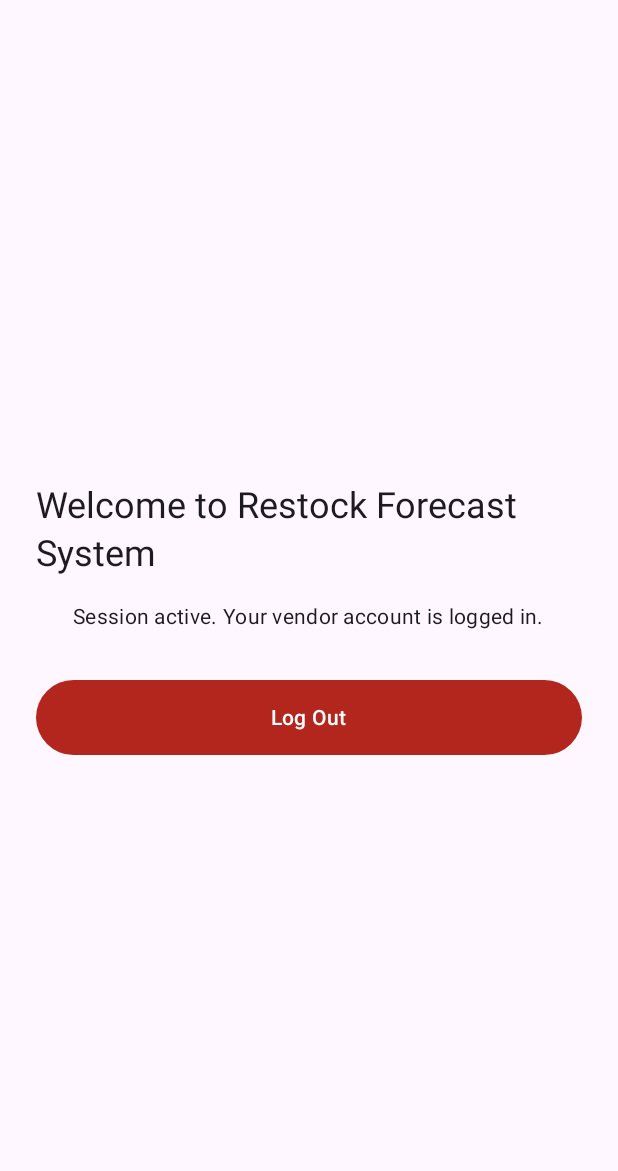
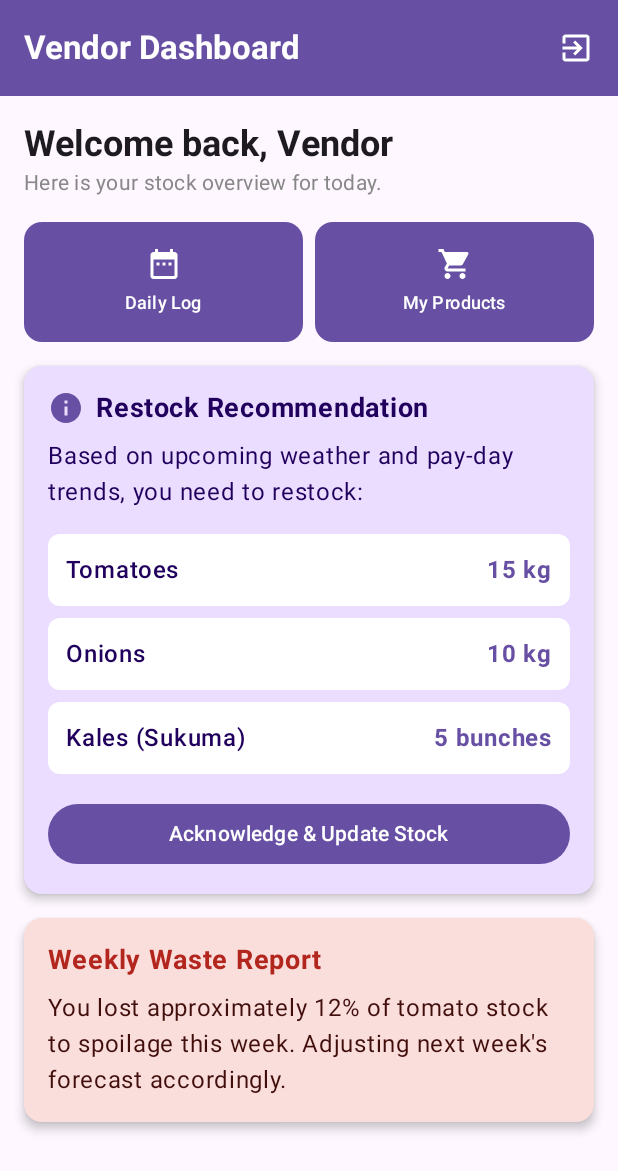
Before and after one commit to Sambu-Armstrong/vendor-restocking-system, an Android app built with Jetpack Compose: the HomeScreen screen opened through its navigation route, on a phone screen of 412 x 824 dp. Shown: the top 1171 px of the screen. Run offline under Robolectric (Android 15) with nearby library versions, the phone set to English and light mode, and no system bars; our stand-ins replace Room's generated code.

Commit message:
Updating homescreen dashboard(and dependencies, plugins)

```diff
--- a/android-app/app/build.gradle.kts
+++ b/android-app/app/build.gradle.kts
@@ -60,4 +60,6 @@ dependencies {
     // Navigation & ViewModel for Compose
     implementation(libs.androidx.navigation.compose)
     implementation(libs.androidx.lifecycle.viewmodel.compose)
+
+    implementation(libs.androidx.compose.material.icons.extended)
 }
--- a/android-app/app/src/main/java/com/example/restockforecastsys/ui/HomeScreen.kt
+++ b/android-app/app/src/main/java/com/example/restockforecastsys/ui/HomeScreen.kt
@@ -1,61 +1,175 @@
 package com.example.restockforecastsys.ui
 
-import androidx.compose.foundation.layout.Arrangement
-import androidx.compose.foundation.layout.Column
-import androidx.compose.foundation.layout.Spacer
-import androidx.compose.foundation.layout.fillMaxSize
-import androidx.compose.foundation.layout.fillMaxWidth
-import androidx.compose.foundation.layout.height
-import androidx.compose.foundation.layout.padding
-import androidx.compose.material3.Button
-import androidx.compose.material3.ButtonDefaults
-import androidx.compose.material3.MaterialTheme
-import androidx.compose.material3.Text
+import androidx.compose.foundation.background
+import androidx.compose.foundation.layout.*
+import androidx.compose.foundation.lazy.LazyColumn
+import androidx.compose.foundation.shape.RoundedCornerShape
+import androidx.compose.material.icons.Icons
+import androidx.compose.material.icons.automirrored.filled.ExitToApp
+import androidx.compose.material.icons.filled.DateRange
+import androidx.compose.material.icons.filled.Info
+import androidx.compose.material.icons.filled.ShoppingCart
+import androidx.compose.material3.*
 import androidx.compose.runtime.Composable
 import androidx.compose.ui.Alignment
 import androidx.compose.ui.Modifier
+import androidx.compose.ui.graphics.Color
+import androidx.compose.ui.text.font.FontWeight
 import androidx.compose.ui.unit.dp
+import androidx.compose.ui.unit.sp
 import com.example.restockforecastsys.ui.auth.AuthViewModel
 
+@OptIn(ExperimentalMaterial3Api::class)
 @Composable
 fun HomeScreen(
     viewModel: AuthViewModel,
     onLogoutSuccess: () -> Unit
 ) {
-    Column(
-        modifier = Modifier
-            .fillMaxSize()
-            .padding(24.dp),
-        verticalArrangement = Arrangement.Center,
-        horizontalAlignment = Alignment.CenterHorizontally
-    ) {
-        Text(
-            text = "Welcome to Restock Forecast System",
-            style = MaterialTheme.typography.headlineSmall
-        )
+    Scaffold(
+        topBar = {
+            TopAppBar(
+                title = { Text("Vendor Dashboard", fontWeight = FontWeight.Bold) },
+                colors = TopAppBarDefaults.topAppBarColors(
+                    containerColor = MaterialTheme.colorScheme.primary,
+                    titleContentColor = MaterialTheme.colorScheme.onPrimary,
+                    actionIconContentColor = MaterialTheme.colorScheme.onPrimary
+                ),
+                actions = {
+                    IconButton(onClick = {
+                        viewModel.logout()
+                        onLogoutSuccess()
+                    }) {
+                        Icon(
+                            imageVector = Icons.AutoMirrored.Filled.ExitToApp,
+                            contentDescription = "Log Out"
+                        )
+                    }
+                }
+            )
+        }
+    ) { paddingValues ->
+        LazyColumn(
+            modifier = Modifier
+                .fillMaxSize()
+                .padding(paddingValues)
+                .padding(16.dp),
+            verticalArrangement = Arrangement.spacedBy(16.dp)
+        ) {
+            // Welcome Section
+            item {
+                Text(
+                    text = "Welcome back, Vendor",
+                    style = MaterialTheme.typography.headlineSmall,
+                    fontWeight = FontWeight.Bold
+                )
+                Text(
+                    text = "Here is your stock overview for today.",
+                    style = MaterialTheme.typography.bodyMedium,
+                    color = Color.Gray
+                )
+            }
 
-        Spacer(modifier = Modifier.height(16.dp))
+            // Quick Actions Row
+            item {
+                Row(
+                    modifier = Modifier.fillMaxWidth(),
+                    horizontalArrangement = Arrangement.spacedBy(8.dp)
+                ) {
+                    QuickActionButton(
+                        icon = Icons.Default.DateRange,
+                        label = "Daily Log",
+                        modifier = Modifier.weight(1f),
+                        onClick = { /* TODO: Navigate to Daily Log later */ }
+                    )
+                    QuickActionButton(
+                        icon = Icons.Default.ShoppingCart,
+                        label = "My Products",
+                        modifier = Modifier.weight(1f),
+                        onClick = { /* TODO: Navigate to Catalog later */ }
+                    )
+                }
+            }
 
-        Text(
-            text = "Session active. Your vendor account is logged in.",
-            style = MaterialTheme.typography.bodyMedium
-        )
+            // Restocking Recommendation Module (Mockup)
+            item {
+                Card(
+                    modifier = Modifier.fillMaxWidth(),
+                    colors = CardDefaults.cardColors(containerColor = MaterialTheme.colorScheme.primaryContainer),
+                    elevation = CardDefaults.cardElevation(defaultElevation = 4.dp)
+                ) {
+                    Column(modifier = Modifier.padding(16.dp)) {
+                        Row(verticalAlignment = Alignment.CenterVertically) {
+                            Icon(Icons.Default.Info, contentDescription = "Alert", tint = MaterialTheme.colorScheme.primary)
+                            Spacer(modifier = Modifier.width(8.dp))
+                            Text("Restock Recommendation", fontWeight = FontWeight.Bold, fontSize = 18.sp)
+                        }
+                        Spacer(modifier = Modifier.height(8.dp))
+                        Text("Based on upcoming weather and pay-day trends, you need to restock:")
+                        Spacer(modifier = Modifier.height(12.dp))
 
-        Spacer(modifier = Modifier.height(32.dp))
+                        RecommendationItem(product = "Tomatoes", qty = "15 kg")
+                        RecommendationItem(product = "Onions", qty = "10 kg")
+                        RecommendationItem(product = "Kales (Sukuma)", qty = "5 bunches")
 
-        Button(
-            onClick = {
-                viewModel.logout()
-                onLogoutSuccess()
-            },
-            colors = ButtonDefaults.buttonColors(
-                containerColor = MaterialTheme.colorScheme.error
-            ),
-            modifier = Modifier
-                .fillMaxWidth()
-                .height(50.dp)
-        ) {
-            Text("Log Out")
+                        Spacer(modifier = Modifier.height(12.dp))
+                        Button(onClick = { /* TODO */ }, modifier = Modifier.fillMaxWidth()) {
+                            Text("Acknowledge & Update Stock")
+                        }
+                    }
+                }
+            }
+
+            // Waste Tracking Module (Mockup)
+            item {
+                Card(
+                    modifier = Modifier.fillMaxWidth(),
+                    colors = CardDefaults.cardColors(containerColor = MaterialTheme.colorScheme.errorContainer),
+                    elevation = CardDefaults.cardElevation(defaultElevation = 4.dp)
+                ) {
+                    Column(modifier = Modifier.padding(16.dp)) {
+                        Text("Weekly Waste Report", fontWeight = FontWeight.Bold, fontSize = 18.sp, color = MaterialTheme.colorScheme.error)
+                        Spacer(modifier = Modifier.height(8.dp))
+                        Text("You lost approximately 12% of tomato stock to spoilage this week. Adjusting next week's forecast accordingly.")
+                    }
+                }
+            }
+
+            item { Spacer(modifier = Modifier.height(32.dp)) }
         }
     }
 }
+
+@Composable
+fun QuickActionButton(
+    icon: androidx.compose.ui.graphics.vector.ImageVector,
+    label: String,
+    modifier: Modifier = Modifier,
+    onClick: () -> Unit
+) {
+    Button(
+        onClick = onClick,
+        modifier = modifier.height(80.dp),
+        shape = RoundedCornerShape(12.dp)
+    ) {
+        Column(horizontalAlignment = Alignment.CenterHorizontally) {
+            Icon(imageVector = icon, contentDescription = label)
+            Spacer(modifier = Modifier.height(4.dp))
+            Text(text = label, fontSize = 12.sp)
+        }
+    }
+}
+
+@Composable
+fun RecommendationItem(product: String, qty: String) {
+    Row(
+        modifier = Modifier
+            .fillMaxWidth()
+            .padding(vertical = 4.dp)
+            .background(Color.White, shape = RoundedCornerShape(8.dp))
+            .padding(12.dp),
+        horizontalArrangement = Arrangement.SpaceBetween
+    ) {
+        Text(text = product, fontWeight = FontWeight.Medium)
+        Text(text = qty, fontWeight = FontWeight.Bold, color = MaterialTheme.colorScheme.primary)
+    }
+}
--- a/android-app/gradle/libs.versions.toml
+++ b/android-app/gradle/libs.versions.toml
@@ -31,6 +31,7 @@ androidx-room-ktx = { group = "androidx.room", name = "room-ktx", version.ref =
 androidx-room-compiler = { group = "androidx.room", name = "room-compiler", version.ref = "room" }
 androidx-navigation-compose = { group = "androidx.navigation", name = "navigation-compose", version = "2.8.3" }
 androidx-lifecycle-viewmodel-compose = { group = "androidx.lifecycle", name = "lifecycle-viewmodel-compose", version = "2.8.6" }
+androidx-compose-material-icons-extended = { group = "androidx.compose.material", name = "material-icons-extended" }
 
 [plugins]
 android-application = { id = "com.android.application", version.ref = "agp" }
```
